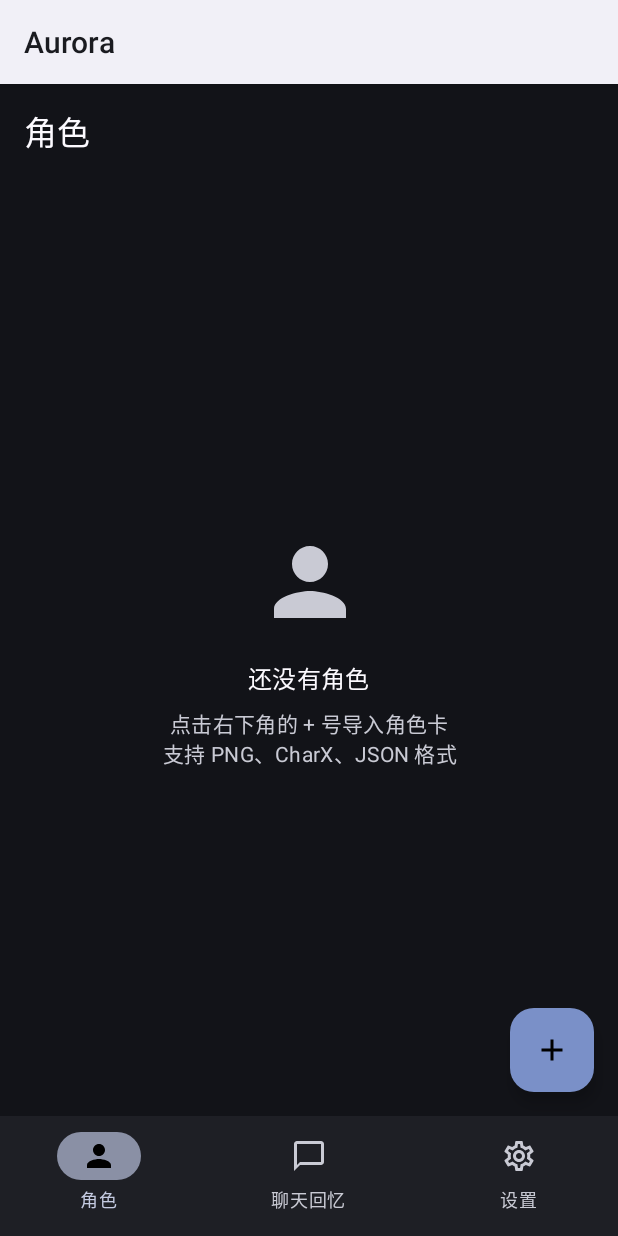
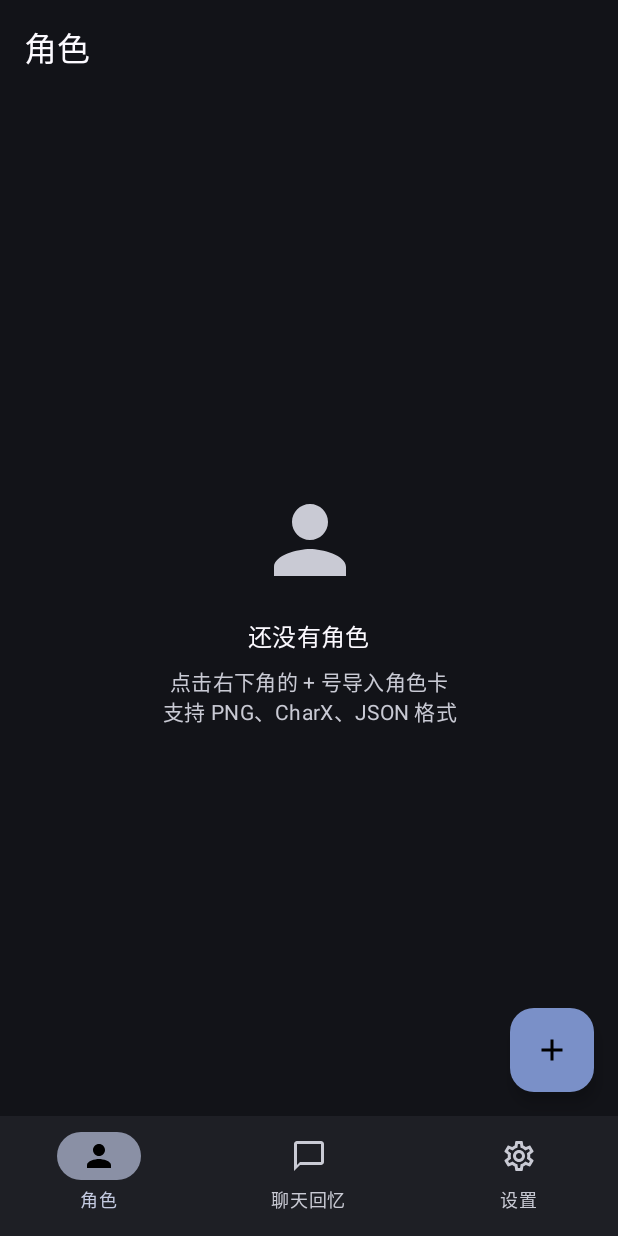
Before and after one commit to beichenxingI/Aurora, an Android app built with Jetpack Compose: the screen it shows after launch (MainActivity), on a phone screen of 412 x 824 dp. Run offline under Robolectric (Android 15) with nearby library versions, the phone set to English and light mode, and no system bars; our stand-ins replace Dagger/Hilt's generated code, Room's generated code, Timber; pictures from the network do not load.

Commit message:
fix: hide status bar + navigation bar completely
- AndroidManifest.xml: add android:windowNoTitle, layout cutout mode
- MainActivity: add SYSTEM_UI_FLAG_HIDE_NAVIGATION + IMMERSIVE_STICKY
  before setContent to hide system bars completely
- themes.xml: switch to android:Theme.Material.NoTitleBar.Fullscreen
  parent, ensure transparent status/nav bar colors
- Removes 'Aurora' title bar and hides system status/nav bars

```diff
--- a/app/src/main/AndroidManifest.xml
+++ b/app/src/main/AndroidManifest.xml
@@ -30,9 +30,11 @@
         <activity
             android:name=".MainActivity"
             android:exported="true"
-            android:theme="@style/Theme.Aurora.SplashScreen"
+            android:theme="@style/Theme.Aurora"
+            android:windowNoTitle="true"
+            android:windowFullscreen="false"
             android:windowSoftInputMode="adjustResize"
-            android:configChanges="orientation|screenSize|screenLayout|keyboardHidden|keyboard|navigation|uiMode">
+            android:configChanges="orientation|keyboardHidden|keyboard|screenSize|smallestScreenSize|locale|layoutDirection|fontScale|screenLayout|density|uiMode">
             <intent-filter>
                 <action android:name="android.intent.action.MAIN" />
                 <category android:name="android.intent.category.LAUNCHER" />
--- a/app/src/main/java/com/beichenxing/aurora/MainActivity.kt
+++ b/app/src/main/java/com/beichenxing/aurora/MainActivity.kt
@@ -1,7 +1,10 @@
 package com.beichenxing.aurora
 
 import android.graphics.Color
+import android.os.Build
 import android.os.Bundle
+import android.view.View
+import android.view.WindowManager
 import androidx.activity.ComponentActivity
 import androidx.activity.SystemBarStyle
 import androidx.activity.compose.setContent
@@ -17,13 +20,30 @@ class MainActivity : ComponentActivity() {
     override fun onCreate(savedInstanceState: Bundle?) {
         super.onCreate(savedInstanceState)
 
-        // Transparent status bar and navigation bar
+        // Hide system UI (status bar + nav bar)
+        // Set window flags BEFORE setContent
+        window.apply {
+            if (Build.VERSION.SDK_INT >= Build.VERSION_CODES.P) {
+                attributes = attributes.apply {
+                    layoutInDisplayCutoutMode = WindowManager.LayoutParams.LAYOUT_IN_DISPLAY_CUTOUT_MODE_SHORT_EDGES
+                }
+            }
+            // Immersive sticky: hides both bars but allows swipe to show
+            decorView.systemUiVisibility = (
+                View.SYSTEM_UI_FLAG_HIDE_NAVIGATION
+                or View.SYSTEM_UI_FLAG_FULLSCREEN
+                or View.SYSTEM_UI_FLAG_IMMERSIVE_STICKY
+                or View.SYSTEM_UI_FLAG_LAYOUT_HIDE_NAVIGATION
+                or View.SYSTEM_UI_FLAG_LAYOUT_FULLSCREEN
+            )
+        }
+
+        // Edge-to-edge with transparent bars
         enableEdgeToEdge(
             statusBarStyle = SystemBarStyle.dark(Color.TRANSPARENT),
             navigationBarStyle = SystemBarStyle.dark(Color.TRANSPARENT)
         )
 
-        // Let content draw behind system bars
         WindowCompat.setDecorFitsSystemWindows(window, false)
 
         setContent {
--- a/app/src/main/res/values/themes.xml
+++ b/app/src/main/res/values/themes.xml
@@ -1,12 +1,12 @@
 <?xml version="1.0" encoding="utf-8"?>
 <resources>
-    <!-- Base theme: Material3, no action bar, transparent status bar -->
-    <style name="Theme.Aurora" parent="Theme.Material3.DayNight.NoActionBar">
+    <style name="Theme.Aurora" parent="android:Theme.Material.NoActionBar.Fullscreen">
         <item name="android:statusBarColor">@android:color/transparent</item>
         <item name="android:navigationBarColor">@android:color/transparent</item>
+        <item name="android:windowDrawsSystemBarBackgrounds">true</item>
+        <item name="android:windowLightStatusBar">false</item>
         <item name="android:windowTranslucentStatus">false</item>
         <item name="android:windowTranslucentNavigation">false</item>
-        <item name="android:windowDrawsSystemBarBackgrounds">true</item>
     </style>
 
     <style name="Theme.Aurora.SplashScreen" parent="Theme.SplashScreen">
```
